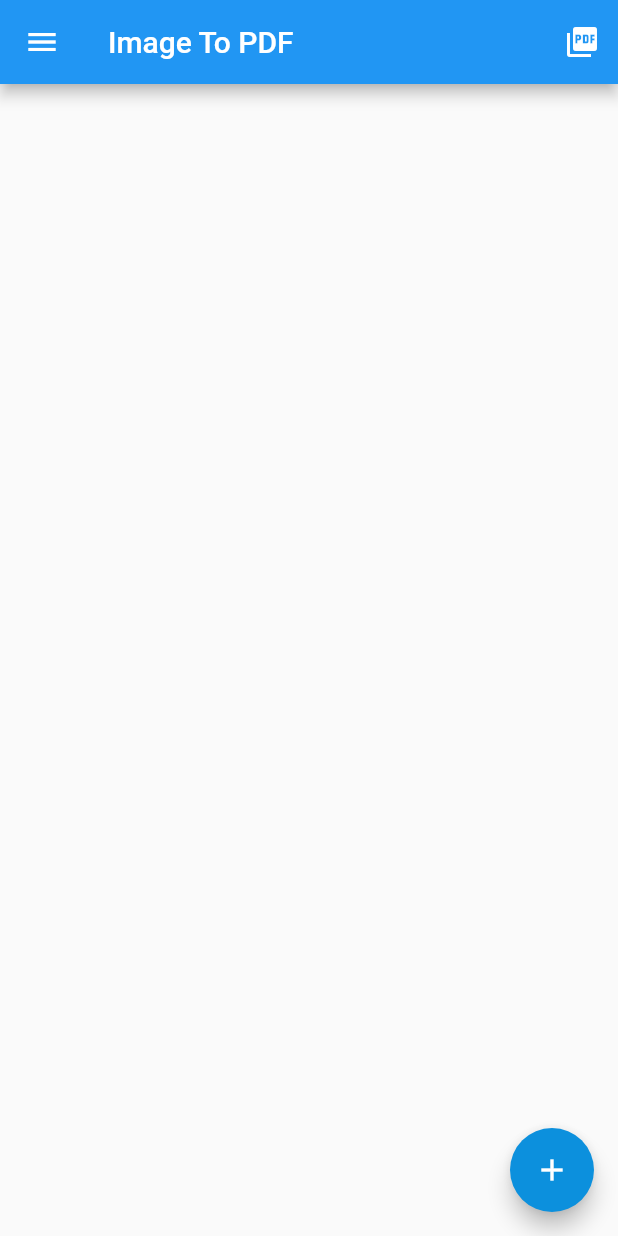
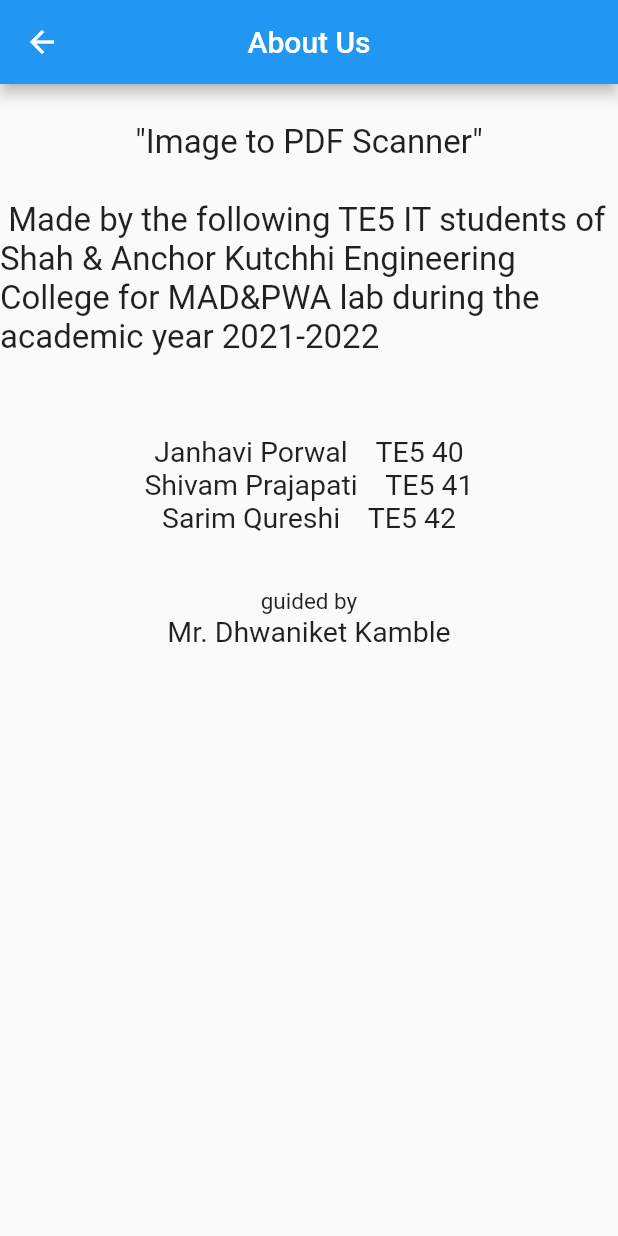
Before and after one commit to Sarim-Qureshi/image_to_pdf_scanner, a Flutter app: the screen it shows after launch, in the side drawer, after a tap on "About Us", on a phone screen of 412 x 824 dp. Run offline on Flutter 3.47's test engine with Material 2 defaults, Android fonts, the phone set to English and light mode, and no system bars; drawn by our look-alikes of flutter_speed_dial; our stand-ins replace flushbar, image_picker, pdf.

Commit message:
Add about page

```diff
--- a/lib/main.dart
+++ b/lib/main.dart
@@ -30,7 +30,8 @@ class _MyAppState extends State<MyApp> {
   Widget build(BuildContext context) {
     return Scaffold(
       appBar: AppBar(
-        title: Text("Image To PDF"),
+        title: Text("Image To PDF Scanner"),
+        centerTitle: true,
         actions: [
           IconButton(
               icon: Icon(Icons.picture_as_pdf),
@@ -100,11 +101,10 @@ class _MyAppState extends State<MyApp> {
                     title: Text('About Us'),
                     leading: Icon(Icons.person),
                     onTap: () {
-                      setState(() {
-                        _image.clear();
-
-                      });
-                      Navigator.pop(context);
+                      Navigator.push(
+                        context,
+                        MaterialPageRoute(builder: (context) =>  AboutUs()
+                      ));
                     }
 
                   ),
@@ -215,3 +215,53 @@ getImageFromCamera() async {
     )..show(context);
   }
 }
+
+
+class AboutUs extends StatefulWidget {
+
+
+  @override
+  State<AboutUs> createState() => _AboutUsState();
+}
+
+class _AboutUsState extends State<AboutUs> {
+  @override
+  Widget build(BuildContext context) {
+     return Scaffold(
+
+      appBar: AppBar(
+        title: Text("About Us"),
+        centerTitle: true,
+
+      ),
+      body: Column (
+
+        children: <Widget>[
+          Text("\n\"Image to PDF Scanner\"", textAlign: TextAlign.start,
+          style: TextStyle(fontSize: 22 ),
+          ),
+          Text("\n Made by the following TE5 IT students of Shah & Anchor Kutchhi Engineering College for MAD&PWA lab during the academic year 2021-2022\n\n", textAlign: TextAlign.start,
+          style: TextStyle(fontSize: 22 ),
+          ),
+
+
+          // Text("\n\"Image to PDF Scanner\" \n made by the following TE5 IT students of Shah & Anchor Kutchhi Engineering College during the academic year 2021-2022 \nfor the lab MAD&PWA\n", textAlign: TextAlign.start,
+          // style: TextStyle(fontSize: 22 ),
+          // ),
+
+          Text("Janhavi Porwal    TE5 40", textAlign: TextAlign.start,
+        style: TextStyle(fontSize: 19 ),),
+        Text("Shivam Prajapati    TE5 41", textAlign: TextAlign.start,
+        style: TextStyle(fontSize: 19 ),),
+         Text("Sarim Qureshi    TE5 42", textAlign: TextAlign.start,
+         style: TextStyle(fontSize: 19 ),
+         ),
+           Text("\n\nguided by", textAlign: TextAlign.start,
+        style: TextStyle(fontSize: 15 ),),
+          Text("Mr. Dhwaniket Kamble", textAlign: TextAlign.start,
+        style: TextStyle(fontSize: 19 ),),
+         ],
+      )
+
+     );}
+}
```
